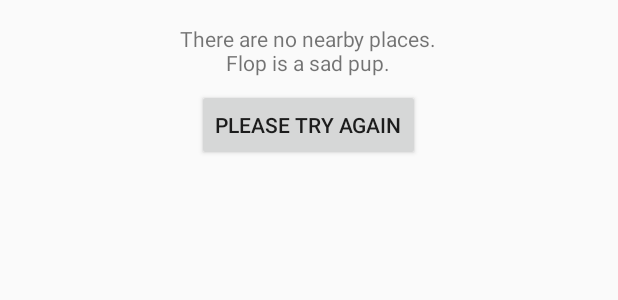
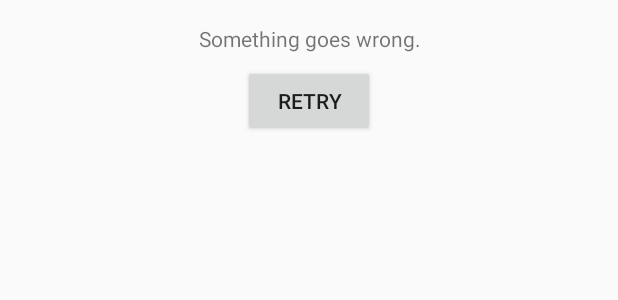
Before and after one commit to marcellogalhardo/android-challenge-quandoo, an Android app: the layout include_error_layout.xml on its own in the app's theme, with its tools: preview values and no code run, on a phone screen of 412 x 824 dp. Shown: the top 300 px of the screen. Run offline under Robolectric (Android 15) with nearby library versions, the phone set to English and light mode, and no system bars.

```diff
--- a/android/app/src/main/res/layout/include_error_layout.xml
+++ b/android/app/src/main/res/layout/include_error_layout.xml
@@ -13,12 +13,12 @@
         android:layout_height="wrap_content"
         android:layout_marginBottom="@dimen/margin_default"
         android:gravity="center"
-        android:text="There are no nearby places.\nFlop is a sad pup." />
+        android:text="Something goes wrong." />
 
     <Button
         android:id="@+id/retry_button"
         android:layout_width="wrap_content"
         android:layout_height="wrap_content"
-        android:text="Please Try Again" />
+        android:text="Retry" />
 
 </LinearLayout>
```
Also changed, not shown: 2 other files.
